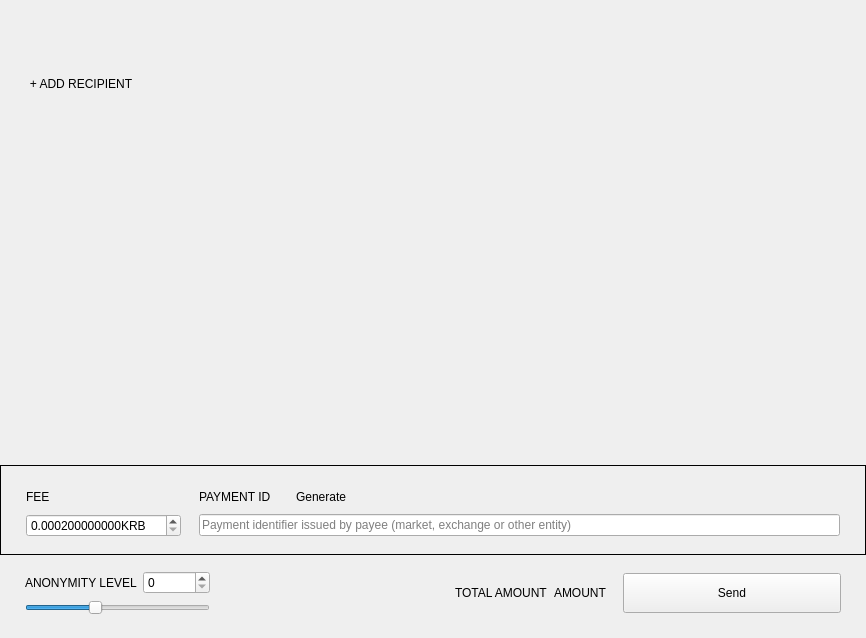
Old version of the form src/Gui/Send/SendFrame.ui in the repository Karbovanets/Karbo-lite.
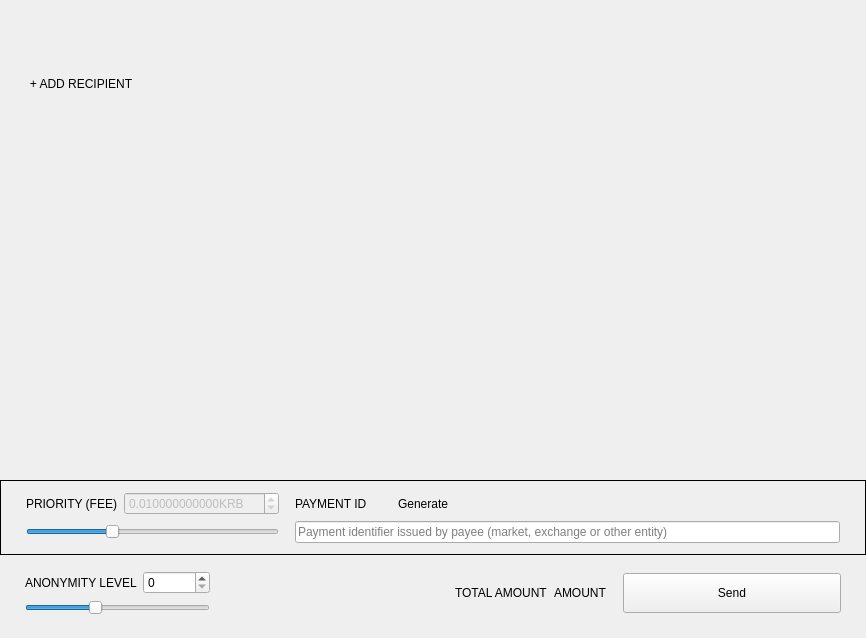
New version of the form. Custom widgets are drawn as their Qt base class.

Commit message: Priority slider for foolproof fee

The edit to the form file:
```diff
--- a/src/Gui/Send/SendFrame.ui
+++ b/src/Gui/Send/SendFrame.ui
@@ -192,31 +192,29 @@
        <number>25</number>
       </property>
       <property name="topMargin">
-       <number>20</number>
+       <number>11</number>
       </property>
       <property name="rightMargin">
        <number>25</number>
       </property>
       <property name="bottomMargin">
-       <number>17</number>
+       <number>11</number>
       </property>
-      <property name="horizontalSpacing">
-       <number>18</number>
-      </property>
-      <item row="2" column="1">
-       <widget class="WalletGui::ClearableLineEdit" name="m_paymentIdEdit">
-        <property name="styleSheet">
-         <string notr="true">[errorState=&quot;true&quot;] {
-  border-color: #ef3131;
-}</string>
+      <item row="0" column="0">
+       <widget class="WalletGui::WalletNormalGrayTextLabel" name="label_3">
+        <property name="text">
+         <string>PRIORITY (FEE)</string>
         </property>
-        <property name="placeholderText">
-         <string>Payment identifier issued by payee (market, exchange or other entity)</string>
+        <property name="alignment">
+         <set>Qt::AlignLeading|Qt::AlignLeft|Qt::AlignVCenter</set>
         </property>
        </widget>
       </item>
-      <item row="2" column="0">
+      <item row="0" column="1">
        <widget class="QDoubleSpinBox" name="m_feeSpin">
+        <property name="enabled">
+         <bool>false</bool>
+        </property>
         <property name="buttonSymbols">
          <enum>QAbstractSpinBox::UpDownArrows</enum>
         </property>
@@ -236,21 +234,23 @@
          <double>0.010000000000000</double>
         </property>
         <property name="value">
-         <double>0.000200000000000</double>
+         <double>0.010000000000000</double>
         </property>
        </widget>
       </item>
-      <item row="0" column="0">
-       <widget class="WalletGui::WalletNormalGrayTextLabel" name="label_3">
-        <property name="text">
-         <string>FEE</string>
+      <item row="1" column="3">
+       <widget class="WalletGui::ClearableLineEdit" name="m_paymentIdEdit">
+        <property name="styleSheet">
+         <string notr="true">[errorState=&quot;true&quot;] {
+  border-color: #ef3131;
+}</string>
         </property>
-        <property name="alignment">
-         <set>Qt::AlignLeading|Qt::AlignLeft|Qt::AlignVCenter</set>
+        <property name="placeholderText">
+         <string>Payment identifier issued by payee (market, exchange or other entity)</string>
         </property>
        </widget>
       </item>
-      <item row="0" column="1">
+      <item row="0" column="3">
        <layout class="QHBoxLayout" name="horizontalLayout_3">
         <item>
          <widget class="WalletGui::WalletNormalGrayTextLabel" name="m_paymentIdTextLabel">
@@ -327,6 +327,45 @@
         </item>
        </layout>
       </item>
+      <item row="1" column="0" colspan="2">
+       <layout class="QGridLayout" name="m_priorityGridLayout">
+        <item row="0" column="0">
+         <widget class="QSlider" name="m_prioritySlider">
+          <property name="minimum">
+           <number>1</number>
+          </property>
+          <property name="maximum">
+           <number>4</number>
+          </property>
+          <property name="pageStep">
+           <number>1</number>
+          </property>
+          <property name="value">
+           <number>2</number>
+          </property>
+          <property name="orientation">
+           <enum>Qt::Horizontal</enum>
+          </property>
+         </widget>
+        </item>
+       </layout>
+      </item>
+      <item row="0" column="2">
+       <spacer name="horizontalSpacer_7">
+        <property name="orientation">
+         <enum>Qt::Horizontal</enum>
+        </property>
+        <property name="sizeType">
+         <enum>QSizePolicy::Fixed</enum>
+        </property>
+        <property name="sizeHint" stdset="0">
+         <size>
+          <width>10</width>
+          <height>20</height>
+         </size>
+        </property>
+       </spacer>
+      </item>
      </layout>
     </widget>
    </item>
```
Left out of the diff: 21 changed lines with no effect on the pictures. The commit also changes 5 other files.
